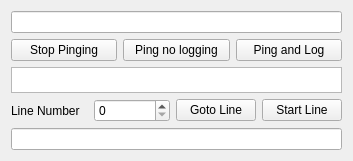
rolker/camp, file src/rosdetails.ui: the form before one commit.
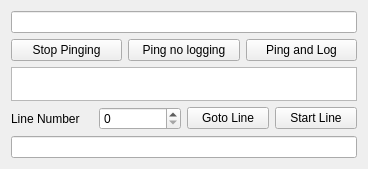
The form after the commit.

The edit to the form file:
```diff
--- a/src/rosdetails.ui
+++ b/src/rosdetails.ui
@@ -6,8 +6,8 @@
    <rect>
     <x>0</x>
     <y>0</y>
-    <width>353</width>
-    <height>161</height>
+    <width>368</width>
+    <height>169</height>
    </rect>
   </property>
   <layout class="QVBoxLayout" name="verticalLayout">
```
